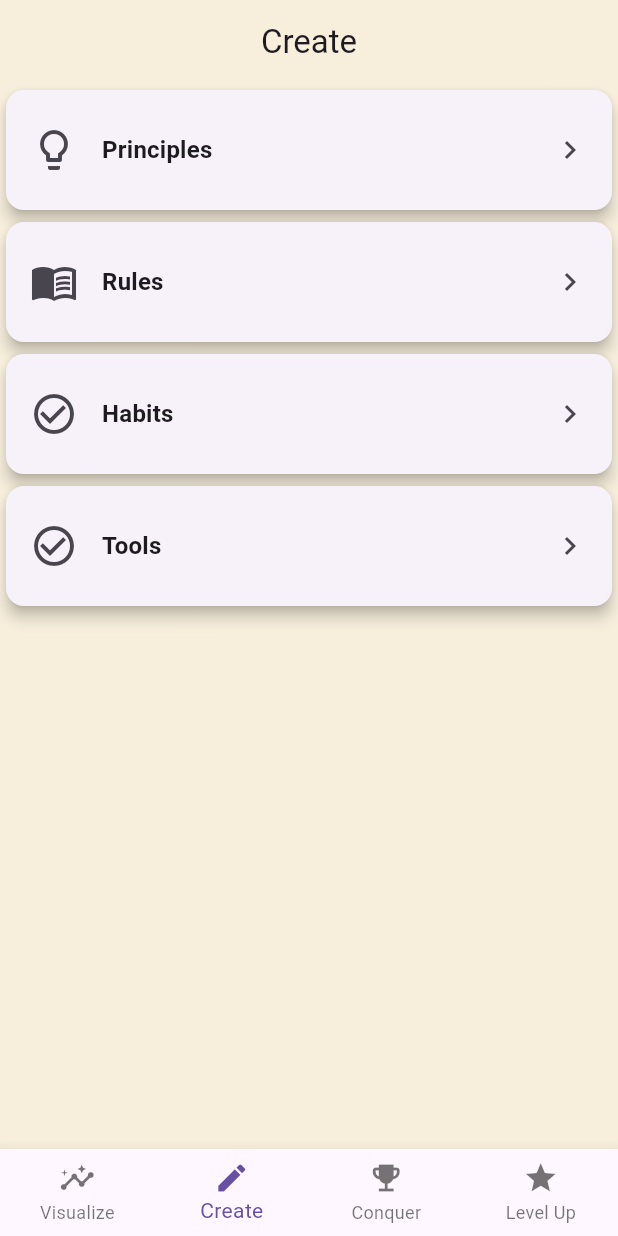
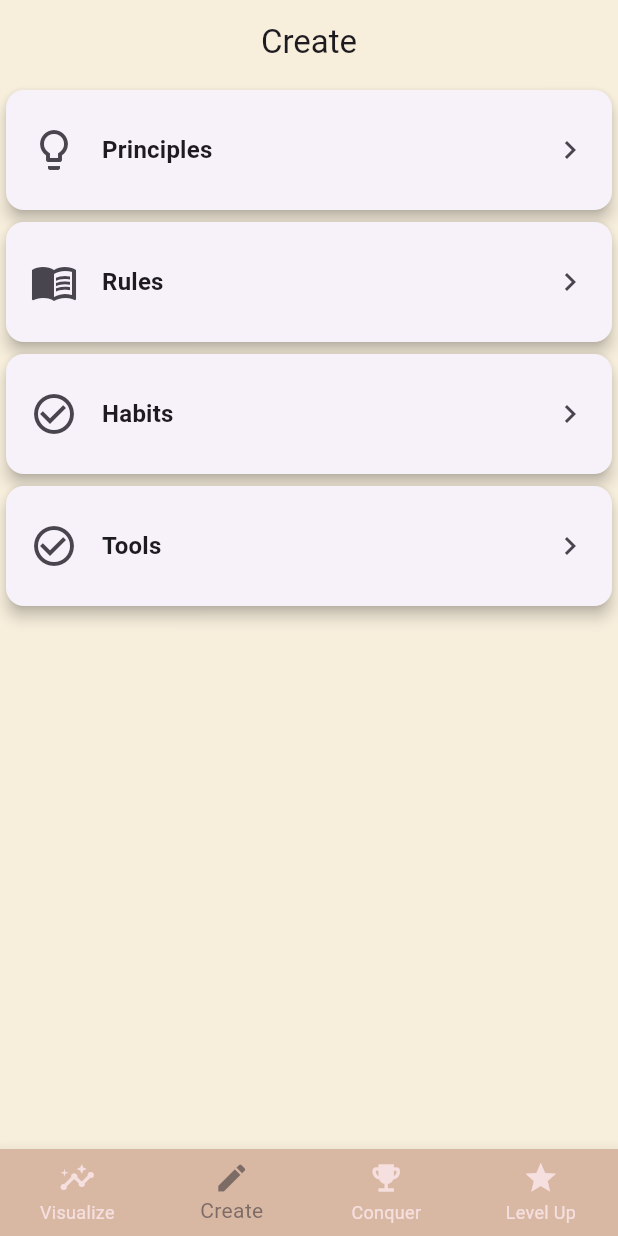
Before and after one commit to johnywakim02/strive-flow, a Flutter app: the CreatePage screen opened by its route, on a phone screen of 412 x 824 dp. Run offline on Flutter 3.47's test engine with Material 3 defaults, Android fonts, the phone set to English and light mode, and no system bars; our stand-ins replace flutter_markdown_plus, freezed_annotation, go_router, hive_ce, hive_ce_flutter; accounts and stored records are empty.

Commit message:
chose colors for the tab bar and its items and integrated them into the ThemeExtension

```diff
--- a/lib/core/colors/app_colors.dart
+++ b/lib/core/colors/app_colors.dart
@@ -4,4 +4,7 @@ class AppColors {
   static Color linen = Color(0xFFF7EEDC);
   static Color lightButterCream = Color(0xFFFFF9E3);
   static Color softGoldenPeach = Color(0xFFFFF8B6);
+  static Color dustyRose = Color(0xFFD8B7A3);
+  static Color paleRose = Color(0xFFF5DFDF);
+  static Color warmRust = Color(0xB85A4E4E);
 }
--- a/lib/core/colors/app_theme_extension.dart
+++ b/lib/core/colors/app_theme_extension.dart
@@ -7,11 +7,17 @@ class AppThemeExtension extends ThemeExtension<AppThemeExtension> {
   final Color backgroundColor;
   final Color tileGradientFirstColor;
   final Color tileGradientSecondColor;
+  final Color tabBarBackgroundColor;
+  final Color tabBarItemSelectedColor;
+  final Color tabBarItemUnselectedColor;
 
   AppThemeExtension({
     required this.backgroundColor,
     required this.tileGradientFirstColor,
     required this.tileGradientSecondColor,
+    required this.tabBarBackgroundColor,
+    required this.tabBarItemSelectedColor,
+    required this.tabBarItemUnselectedColor
   });
 
   @override
@@ -19,11 +25,17 @@ class AppThemeExtension extends ThemeExtension<AppThemeExtension> {
     Color? backgroundColor,
     Color? tileGradientFirstColor,
     Color? tileGradientSecondColor,
+    Color? tabBarBackgroundColor,
+    Color? tabBarItemSelectedColor,
+    Color? tabBarItemUnselectedColor
   }){
     return AppThemeExtension(
       backgroundColor: backgroundColor ?? this.backgroundColor,
       tileGradientFirstColor: tileGradientFirstColor ?? this.tileGradientFirstColor,
       tileGradientSecondColor: tileGradientSecondColor ?? this.tileGradientSecondColor,
+      tabBarBackgroundColor: tabBarBackgroundColor ?? this.tabBarBackgroundColor,
+      tabBarItemSelectedColor: tabBarItemSelectedColor ?? this.tabBarItemSelectedColor,
+      tabBarItemUnselectedColor: tabBarItemUnselectedColor ?? this.tabBarItemUnselectedColor,
     );
   }
 
@@ -36,6 +48,9 @@ class AppThemeExtension extends ThemeExtension<AppThemeExtension> {
       backgroundColor: Color.lerp(backgroundColor, other.backgroundColor, t)!,
       tileGradientFirstColor: Color.lerp(tileGradientFirstColor, other.tileGradientFirstColor, t)!,
       tileGradientSecondColor: Color.lerp(tileGradientSecondColor, other.tileGradientSecondColor, t)!,
+      tabBarBackgroundColor: Color.lerp(tabBarBackgroundColor, other.tabBarBackgroundColor, t)!,
+      tabBarItemSelectedColor: Color.lerp(tabBarItemSelectedColor, other.tabBarItemSelectedColor, t)!,
+      tabBarItemUnselectedColor: Color.lerp(tabBarItemUnselectedColor, other.tabBarItemUnselectedColor, t)!,
     );
   }
 }
@@ -43,5 +58,8 @@ class AppThemeExtension extends ThemeExtension<AppThemeExtension> {
 final AppThemeExtension appThemeExtension = AppThemeExtension(
   backgroundColor: AppColors.linen,
   tileGradientFirstColor: AppColors.lightButterCream,
-  tileGradientSecondColor: AppColors.softGoldenPeach
+  tileGradientSecondColor: AppColors.softGoldenPeach,
+  tabBarBackgroundColor: AppColors.dustyRose,
+  tabBarItemSelectedColor: AppColors.warmRust,
+  tabBarItemUnselectedColor: AppColors.paleRose
 );
--- a/lib/core/ui/pages/tabbed_scaffold.dart
+++ b/lib/core/ui/pages/tabbed_scaffold.dart
@@ -7,6 +7,7 @@
 
 import 'package:flutter/material.dart';
 import 'package:go_router/go_router.dart';
+import 'package:strive_flow/core/colors/app_theme_extension.dart';
 import 'package:strive_flow/core/navigation/go_router_paths.dart';
 
 class TabbedScaffold extends StatelessWidget{
@@ -22,10 +23,13 @@ class TabbedScaffold extends StatelessWidget{
 
   @override
   Widget build(BuildContext context) {
-
+    final AppThemeExtension colorScheme = Theme.of(context).extension<AppThemeExtension>()!;
     return Scaffold(
       body: child,
       bottomNavigationBar: BottomNavigationBar(
+        backgroundColor: colorScheme.tabBarBackgroundColor,
+        selectedItemColor: colorScheme.tabBarItemSelectedColor,
+        unselectedItemColor: colorScheme.tabBarItemUnselectedColor,
         currentIndex: selectedIndex,
         onTap: (index){onTapHandler(context ,index);},
         type: BottomNavigationBarType.fixed,
```
